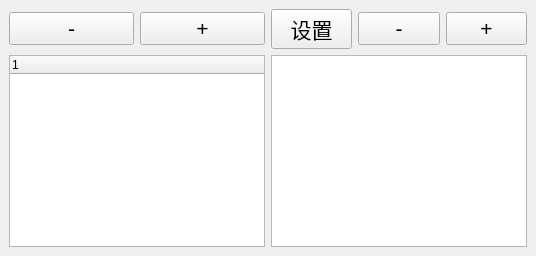
Qt form embedded-user/src/qt-frontend/window/main_window.ui (UnnamedOrange/Embedded-Term-Project) before a commit.
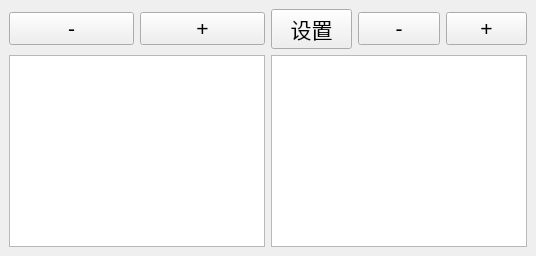
The same form after that commit.

Commit message: Adjust appearance of tree

The edit to the form file:
```diff
--- a/embedded-user/src/qt-frontend/window/main_window.ui
+++ b/embedded-user/src/qt-frontend/window/main_window.ui
@@ -69,6 +69,14 @@
     </item>
     <item row="1" column="0" colspan="2">
      <widget class="QTreeWidget" name="tree_sources">
+      <property name="font">
+       <font>
+        <pointsize>16</pointsize>
+       </font>
+      </property>
+      <attribute name="headerVisible">
+       <bool>false</bool>
+      </attribute>
       <column>
        <property name="text">
         <string notr="true">1</string>
```
